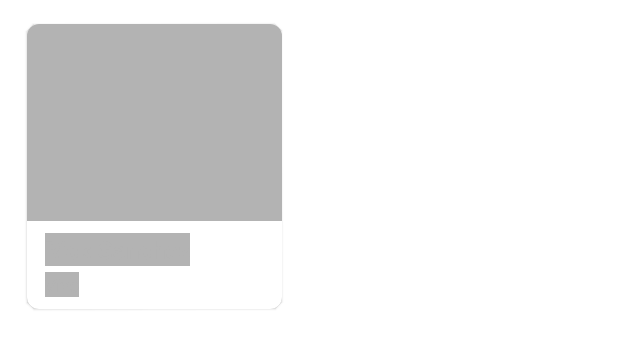
After one commit to MarcosAndre28/RickAndMortyAppKotlin, an Android app: the layout shimmer_layout.xml on its own in the app's theme, with its tools: preview values and no code run, on a phone screen of 412 x 824 dp. The commit adds this screen. Shown: the top 349 px of the screen. Run offline under Robolectric (Android 15) with nearby library versions, the phone set to English and light mode, and no system bars; network calls fail.

Commit message:
Inicio shimmer layout

```diff
--- a/app/src/main/java/com/example/rickandmortyappkotlin/ui/ExpandableLayoutManager.kt
+++ b/app/src/main/java/com/example/rickandmortyappkotlin/ui/ExpandableLayoutManager.kt
@@ -36,7 +36,6 @@ class ExpandableLayoutManager(context: Context) : LinearLayoutManager(context) {
             measureChildWithMargins(view, widthSpec, 0)
         }
         setMeasuredDimension(widthSpec,heightSpec)
-       // setMeasuredDimension(View.MeasureSpec.getSize(widthSpec), View.MeasureSpec.getSize(heightSpec))
     }
 
     override fun isAutoMeasureEnabled(): Boolean {
--- a/app/src/main/res/layout/item_ep_rv.xml
+++ b/app/src/main/res/layout/item_ep_rv.xml
@@ -51,7 +51,7 @@
         android:background="@color/white"
         android:orientation="vertical"
         android:padding="16dp"
-        android:visibility="visible"
+        android:visibility="gone"
         app:layout_constraintTop_toBottomOf="@id/episode_card"
         app:layout_constraintStart_toStartOf="parent"
         app:layout_constraintEnd_toEndOf="parent"
--- /dev/null
+++ b/app/src/main/res/layout/shimmer_layout.xml
@@ -0,0 +1,96 @@
+<?xml version="1.0" encoding="utf-8"?>
+<com.google.android.material.card.MaterialCardView xmlns:android="http://schemas.android.com/apk/res/android"
+    xmlns:app="http://schemas.android.com/apk/res-auto"
+    xmlns:tools="http://schemas.android.com/tools"
+    android:layout_width="170dp"
+    android:layout_height="190dp"
+    app:cardCornerRadius="8dp"
+    android:layout_marginStart="18dp"
+    android:layout_marginEnd="18dp"
+    android:layout_marginTop="16dp">
+
+    <androidx.constraintlayout.widget.ConstraintLayout
+        android:layout_width="match_parent"
+        android:layout_height="match_parent">
+
+        <ImageView
+            android:id="@+id/character_img"
+            android:layout_width="170dp"
+            android:layout_height="192dp"
+            android:background="#B3B3B3"
+            android:scaleType="centerCrop"
+            app:layout_constraintBottom_toBottomOf="parent"
+            app:layout_constraintEnd_toEndOf="parent"
+            app:layout_constraintHorizontal_bias="0.5"
+            app:layout_constraintStart_toStartOf="parent"
+            app:layout_constraintTop_toTopOf="parent" />
+
+
+        <androidx.cardview.widget.CardView
+            android:layout_width="35dp"
+            android:layout_height="35dp"
+            android:layout_marginTop="8dp"
+            android:layout_marginEnd="8dp"
+            android:padding="4dp"
+            android:visibility="gone"
+            app:cardBackgroundColor="@color/splash_color"
+            app:cardCornerRadius="8dp"
+            app:layout_constraintEnd_toEndOf="parent"
+            app:layout_constraintTop_toTopOf="parent">
+
+            <TextView
+                android:id="@+id/txt_id_character"
+                android:layout_width="wrap_content"
+                android:layout_height="wrap_content"
+                android:layout_gravity="center"
+                android:visibility="gone"
+                android:textAlignment="center"
+                android:textColor="@color/white"
+                android:textStyle="bold"
+                tools:text="133" />
+        </androidx.cardview.widget.CardView>
+
+        <LinearLayout
+            android:layout_width="match_parent"
+            android:layout_height="wrap_content"
+            android:orientation="vertical"
+            android:background="@color/white"
+            app:layout_constraintBottom_toBottomOf="parent"
+            app:layout_constraintEnd_toEndOf="parent"
+            app:layout_constraintHorizontal_bias="0.5"
+            app:layout_constraintStart_toStartOf="parent">
+
+
+            <TextView
+                android:id="@+id/txt_name_character"
+                android:layout_width="wrap_content"
+                android:layout_height="wrap_content"
+                android:layout_marginStart="12dp"
+                android:layout_marginEnd="12dp"
+                android:layout_marginTop="8dp"
+                tools:text="@string/title_rv"
+                android:background="#B3B3B3"
+                android:textColor="#B3B3B3"
+                android:textStyle="bold"
+                android:textSize="16sp"
+                android:maxLines="2" />
+
+            <TextView
+                android:id="@+id/txt_status"
+                android:layout_width="wrap_content"
+                android:layout_height="wrap_content"
+                tools:text="@string/status"
+                android:background="#B3B3B3"
+                android:textColor="#B3B3B3"
+                android:layout_marginStart="12dp"
+                android:layout_marginEnd="12dp"
+                android:layout_marginTop="4dp"
+                android:layout_marginBottom="8dp"
+                android:textSize="12sp"
+                />
+
+        </LinearLayout>
+
+    </androidx.constraintlayout.widget.ConstraintLayout>
+
+</com.google.android.material.card.MaterialCardView>
```
Also changed, not shown: app/src/main/java/com/example/rickandmortyappkotlin/ui/HomeFragment.kt (+24 -9 lines), app/src/main/res/layout/fragment_home.xml (+66 -6 lines).
